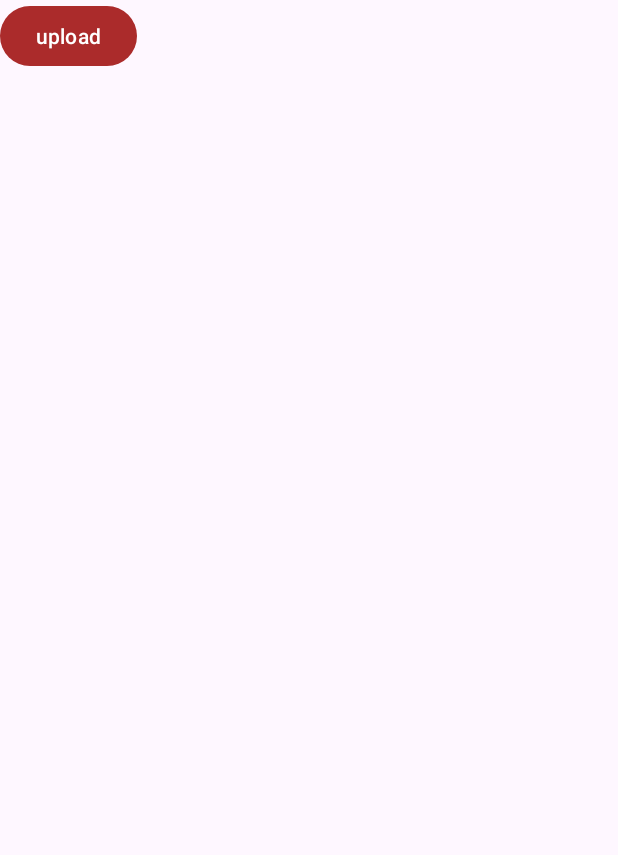
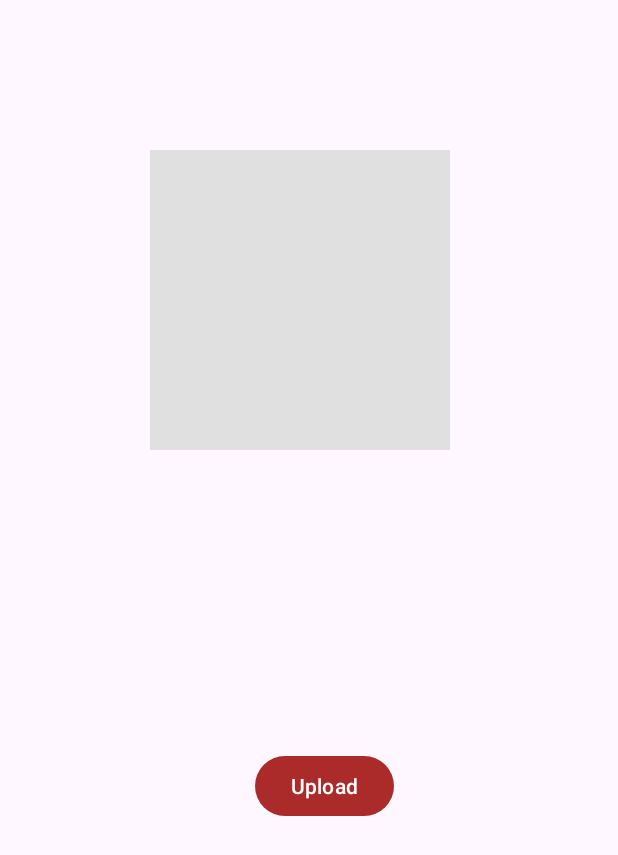
Before and after one commit to ParadoxNJ005/pmc, an Android app: the fragment Upload_fragment shown on its own in the app's theme, on a phone screen of 412 x 824 dp. Shown: the top 855 px of the screen. Run offline under Robolectric (Android 15) with nearby library versions, the phone set to English and light mode, and no system bars; our stand-ins replace Firebase (no records; nobody signed in at launch, a user with empty details on screens opened directly).

Commit message:
commit 7 natik Upload_fragment , upload

```diff
--- a/app/build.gradle.kts
+++ b/app/build.gradle.kts
@@ -79,5 +79,7 @@ dependencies {
     implementation("com.google.firebase:firebase-database:20.3.0")
     implementation("com.github.bumptech.glide:glide:4.16.0")
     implementation("com.google.firebase:firebase-core:21.1.1")
+    implementation ("com.google.firebase:firebase-storage:20.3.0")
+
 
 }
--- a/app/src/main/java/com/example/login/Upload_fragment.kt
+++ b/app/src/main/java/com/example/login/Upload_fragment.kt
@@ -2,6 +2,7 @@ package com.example.login
 
 import android.app.Activity.RESULT_OK
 import android.content.Intent
+import android.net.Uri
 import android.os.Bundle
 import androidx.fragment.app.Fragment
 import android.view.LayoutInflater
@@ -9,15 +10,26 @@ import android.view.View
 import android.view.ViewGroup
 import android.widget.Button
 import android.widget.ImageView
+import androidx.activity.result.contract.ActivityResultContracts
+import com.google.firebase.storage.FirebaseStorage
+import com.google.firebase.storage.StorageReference
+import com.google.firebase.storage.UploadTask
 
 class Upload_fragment : Fragment() {
 
-
     private lateinit var button: Button
     private lateinit var image: ImageView
+    private lateinit var storageReference: StorageReference
 
-    companion object{
-         val Image_request_code=100
+    private var imageUri : Uri? = null
+
+    private val selectImage = registerForActivityResult(ActivityResultContracts.GetContent()){
+        imageUri = it
+        image.setImageURI(imageUri)
+    }
+
+    companion object {
+        const val Image_request_code = 100
     }
 
     override fun onCreateView(
@@ -27,75 +39,39 @@ class Upload_fragment : Fragment() {
         val view = inflater.inflate(R.layout.fragment_upload_fragment, container, false)
 
         button = view.findViewById(R.id.upload_img)
-//        image = view.findViewById(R.id.imageView)
+        image = view.findViewById(R.id.userImage)
+        storageReference = FirebaseStorage.getInstance().reference
 
         button.setOnClickListener {
-              pickImagegallery()
-         }
+            uploadImage()
+        }
+
+        image.setOnClickListener {
+            selectImage.launch("image/*")
+        }
 
         return view
     }
 
-    private fun pickImagegallery(){
-        val intent=Intent(Intent.ACTION_PICK)
-        intent.type="image/*"
-        startActivityForResult(intent, Image_request_code)
+    private fun uploadImage() {
+        if (imageUri != null) {
+            val fileName = "user_image.jpg"
+            val imageRef = storageReference.child(fileName)
+            val uploadTask = imageRef.putFile(imageUri!!)
 
+            uploadTask.addOnSuccessListener {
+                // Image uploaded successfully
+            }.addOnFailureListener {
+                // Handle error
+            }
+        }
     }
 
     override fun onActivityResult(requestCode: Int, resultCode: Int, data: Intent?) {
         super.onActivityResult(requestCode, resultCode, data)
-        if(requestCode== Image_request_code && resultCode== RESULT_OK){
-            image.setImageURI(data?.data)
+        if (requestCode == Image_request_code && resultCode == RESULT_OK) {
+            imageUri = data?.data
+            image.setImageURI(imageUri)
         }
     }
-
-
-
 }
-
-//package com.example.imageupload
-//
-//import android.content.Intent
-//import androidx.appcompat.app.AppCompatActivity
-//import android.os.Bundle
-//import android.widget.Button
-//import android.widget.ImageView
-//
-//class MainActivity : AppCompatActivity() {
-//
-//    private lateinit var button:Button
-//    private lateinit var image:ImageView
-//
-//    companion object{
-//        val Image_request_code=100
-//    }
-//
-//    override fun onCreate(savedInstanceState: Bundle?) {
-//        super.onCreate(savedInstanceState)
-//        setContentView(R.layout.activity_main)
-//
-//        button=findViewById(R.id.button)
-//        image=findViewById(R.id.imageView)
-//
-//        button.setOnClickListener {
-//            pickImagegallery()
-//        }
-//
-//    }
-//
-//    private fun pickImagegallery(){
-//        val intent=Intent(Intent.ACTION_PICK)
-//        intent.type="image/*"
-//        startActivityForResult(intent, Image_request_code)
-//
-//    }
-//
-//    override fun onActivityResult(requestCode: Int, resultCode: Int, data: Intent?) {
-//        super.onActivityResult(requestCode, resultCode, data)
-//        if(requestCode== Image_request_code && resultCode== RESULT_OK){
-//            image.setImageURI(data?.data)
-//        }
-//    }
-//
-//}
--- a/app/src/main/java/com/example/login/upload.kt
+++ b/app/src/main/java/com/example/login/upload.kt
@@ -7,6 +7,7 @@ import android.content.Intent
 import com.example.login.fragment.Profile_fragment
 
 class upload : AppCompatActivity() {
+
     private lateinit var pet_name: EditText
     private lateinit var breed_name: EditText
     private lateinit var yrs: EditText
@@ -19,7 +20,6 @@ class upload : AppCompatActivity() {
 
     override fun onCreate(savedInstanceState: Bundle?) {
         super.onCreate(savedInstanceState)
-        setContentView(R.layout.activity_upload)
 
         pet_name = findViewById(R.id.pet_name)
         breed_name = findViewById(R.id.breed_name)
@@ -52,5 +52,9 @@ class upload : AppCompatActivity() {
         intent.putExtra(Profile_fragment.BIO_KEY, bio)
         startActivity(intent)
 
+
+
+
+
     }
 }
--- /dev/null
+++ b/app/src/main/res/drawable/placeholder_image.xml
@@ -0,0 +1,4 @@
+<shape xmlns:android="http://schemas.android.com/apk/res/android">
+    <solid android:color="#E0E0E0" /> <!-- Set the desired color for the placeholder background -->
+    <size android:width="200dp" android:height="200dp" /> <!-- Set the desired width and height for the placeholder -->
+</shape>
--- a/app/src/main/res/layout/fragment_upload_fragment.xml
+++ b/app/src/main/res/layout/fragment_upload_fragment.xml
@@ -6,15 +6,19 @@
     android:layout_height="match_parent"
     tools:context=".activity.MainActivity">
 
-
+    <ImageView
+        android:id="@+id/userImage"
+        android:layout_width="wrap_content"
+        android:layout_height="wrap_content"
+        android:layout_marginStart="100dp"
+        android:layout_marginTop="100dp"
+        android:src="@drawable/placeholder_image" />
 
     <Button
         android:id="@+id/upload_img"
         android:layout_width="wrap_content"
         android:layout_height="wrap_content"
-        android:text="upload"
-        app:layout_constraintBottom_toBottomOf="parent"
-        app:layout_constraintEnd_toEndOf="parent"
-        app:layout_constraintStart_toStartOf="parent"
-        app:layout_constraintTop_toBottomOf="@+id/imageView" />
+        android:layout_marginStart="170dp"
+        android:layout_marginTop="500dp"
+        android:text="Upload" />
 </FrameLayout>
```
